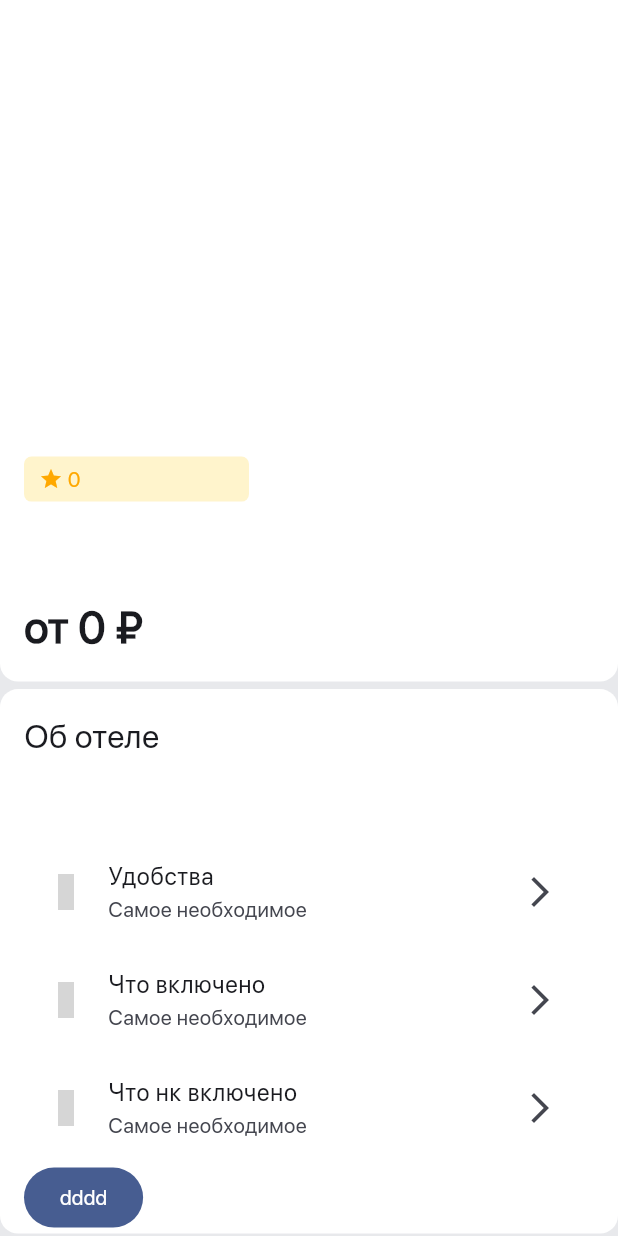
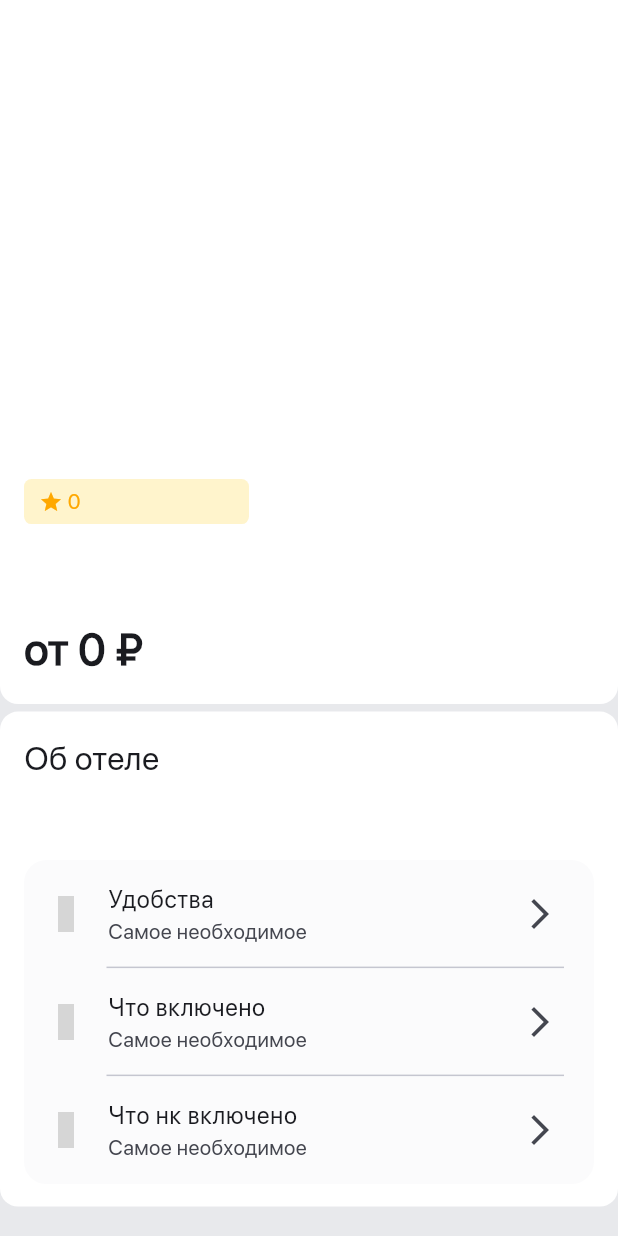
Before and after one commit to OKCAHO4KA/hotel_app, a Flutter app: the FotoHotelContainer widget shown alone on an empty page, opened directly with empty values, on a phone screen of 412 x 824 dp. Run offline on Flutter 3.47's test engine with Material 2 defaults, Android fonts, the light colour scheme and no system bars; our stand-ins replace dio, go_router, iconsax; network calls fail; grey boxes are pictures that could not be loaded.

Commit message:
hotel_screen terminated

```diff
--- a/lib/config/theme/app_theme.dart
+++ b/lib/config/theme/app_theme.dart
@@ -5,7 +5,7 @@ class AppTheme {
       scaffoldBackgroundColor: const Color(0xffE8E9EC),
       useMaterial3: true,
       colorSchemeSeed: const Color(0xff0D72FF),
-      appBarTheme: const AppBarTheme(centerTitle: true),
+      appBarTheme: const AppBarTheme(centerTitle: true, elevation: 0),
       fontFamily: 'SF');
 
   final textStyleAppBar = const TextStyle(
--- a/lib/presentation/hotel/hotel_screen.dart
+++ b/lib/presentation/hotel/hotel_screen.dart
@@ -1,10 +1,8 @@
 import 'package:flutter/material.dart';
-import 'package:flutter/rendering.dart';
 import 'package:hotel_app/config/theme/app_theme.dart';
 import 'package:hotel_app/helpers/providers/hotel_info_provider.dart';
 import 'package:hotel_app/models/hotel_model_response.dart';
-import 'package:hotel_app/presentation/widgets/foto_container.dart';
-import 'package:hotel_app/presentation/widgets/ratings.dart';
+import 'package:hotel_app/presentation/widgets/widgets.dart';
 import 'package:iconsax/iconsax.dart';
 import 'package:provider/provider.dart';
 
@@ -24,7 +22,11 @@ class HotelScreen extends StatelessWidget {
               child: CircularProgressIndicator(
               strokeWidth: 4,
               color: Colors.grey,
-              )));
+            )),
+      floatingActionButtonLocation: FloatingActionButtonLocation
+          .centerDocked, // floatingActionButton: Stack(
+      floatingActionButton: const ButtonBlue(),
+    );
   }
 }
 
@@ -36,6 +38,7 @@ class FotoHotelContainer extends StatelessWidget {
   Widget build(BuildContext context) {
     final size = MediaQuery.sizeOf(context);
     return SingleChildScrollView(
+        physics: const BouncingScrollPhysics(),
         child: SizedBox(
           width: size.width,
           child: Column(children: [
@@ -44,9 +47,11 @@ class FotoHotelContainer extends StatelessWidget {
               height: 5,
             ),
             PartDown(infoHotel: infoHotel),
+            const SizedBox(
+              height: 90,
+            ),
           ]),
-      ),
-    );
+        ));
   }
 }
 
@@ -73,6 +78,9 @@ class PartUp extends StatelessWidget {
         child: Column(
           crossAxisAlignment: CrossAxisAlignment.start,
           children: [
+            const SizedBox(
+              height: 15,
+            ),
             FotoContainer(
               size: size,
               infoHotel: infoHotel,
@@ -105,7 +113,9 @@ class PartDown extends StatelessWidget {
         borderRadius: BorderRadius.circular(12.0),
       ),
       child: Column(
+        mainAxisSize: MainAxisSize.min,
         crossAxisAlignment: CrossAxisAlignment.start,
+        mainAxisAlignment: MainAxisAlignment.start,
         children: [
           Padding(
             padding: const EdgeInsets.only(top: 15),
@@ -121,7 +131,9 @@ class PartDown extends StatelessWidget {
               style:
                   const TextStyle(fontSize: 16, fontWeight: FontWeight.w400)),
           const ListTiles(),
-          FilledButton(onPressed: () async {}, child: const Text('dddd'))
+          const SizedBox(
+            height: 15,
+          ),
         ],
       ),
     );
@@ -135,14 +147,31 @@ class ListTiles extends StatelessWidget {
 
   @override
   Widget build(BuildContext context) {
-    return const Column(
+    return Container(
+        width: double.infinity,
+        decoration: BoxDecoration(
+          color: const Color(0xffFBFBFC),
+          borderRadius: BorderRadius.circular(15.0),
+        ),
+        child: const Column(
           children: [
             _ItemListTile(Iconsax.emoji_happy, 'Удобства', 'Самое необходимое'),
-        _ItemListTile(Iconsax.tick_square, 'Что включено', 'Самое необходимое'),
+            Divider(
+              height: 0,
+              indent: 55,
+              endIndent: 20,
+            ),
             _ItemListTile(
-            Iconsax.close_square, 'Что нк включено', 'Самое необходимое')
+                Iconsax.tick_square, 'Что включено', 'Самое необходимое'),
+            Divider(
+              height: 0,
+              indent: 55,
+              endIndent: 20,
+            ),
+            _ItemListTile(
+                Iconsax.close_square, 'Что нк включено', 'Самое необходимое'),
           ],
-    );
+        ));
   }
 }
 
@@ -181,7 +210,12 @@ class Peculiarities extends StatelessWidget {
       alignment: WrapAlignment.start,
       direction: Axis.horizontal,
       children: infoHotel.aboutTheHotel!.peculiarities!
-          .map((i) => Text(i, style: AppTheme().textStyleGreyLetters))
+          .map((i) => Container(
+              padding: const EdgeInsets.all(3),
+              decoration: BoxDecoration(
+                  borderRadius: BorderRadius.circular(5.0),
+                  color: const Color(0xffFBFBFC)),
+              child: Text(i, style: AppTheme().textStyleGreyLetters)))
           .toList(),
     );
   }
--- /dev/null
+++ b/lib/presentation/widgets/widgets.dart
@@ -0,0 +1,4 @@
+export 'package:hotel_app/presentation/shared/foto_container.dart';
+export 'package:hotel_app/presentation/widgets/button_blue.dart';
+export 'package:hotel_app/presentation/widgets/my_slider.dart';
+export 'package:hotel_app/presentation/widgets/ratings.dart';
```
Also changed, not shown: lib/presentation/widgets/button_blue.dart (added, +38 -0 lines). Lines whose indentation alone changed are shown as unchanged.
